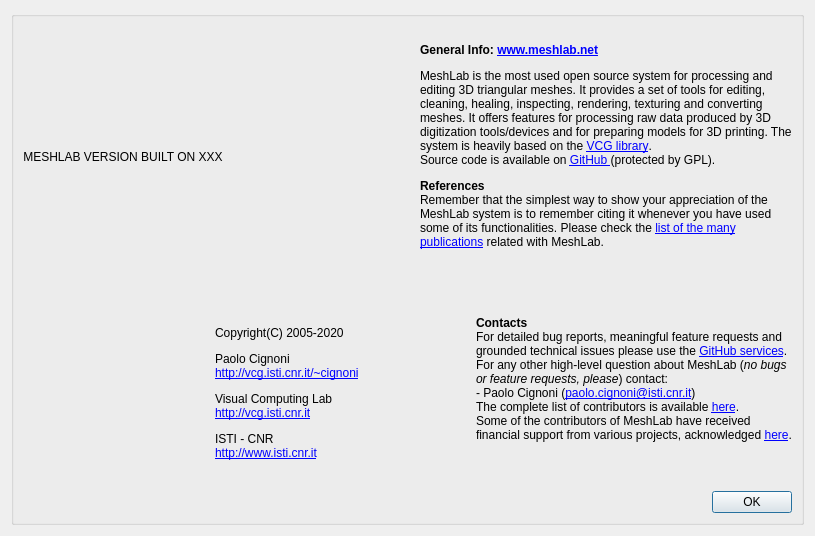
This is src/meshlab/ui/aboutDialog.ui in cnr-isti-vclab/meshlab as Qt 5 draws it before an edit. The edited form follows.
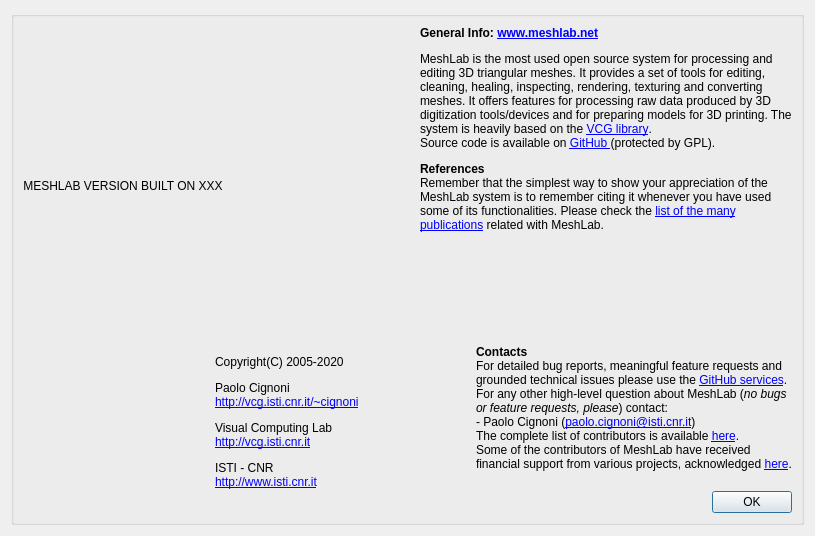
This is the edited form. Icons and pictures are not drawn.

Diff of the .ui file:
```diff
--- a/src/meshlab/ui/aboutDialog.ui
+++ b/src/meshlab/ui/aboutDialog.ui
@@ -110,11 +110,20 @@
             <verstretch>0</verstretch>
            </sizepolicy>
           </property>
+          <property name="minimumSize">
+           <size>
+            <width>0</width>
+            <height>300</height>
+           </size>
+          </property>
           <property name="text">
            <string>&lt;p&gt;&lt;strong&gt;General Info:&amp;nbsp;&lt;a href=&quot;http://www.meshlab.net&quot;&gt;www.meshlab.net&lt;/a&gt;&lt;/strong&gt;&lt;/p&gt;
 &lt;p&gt;MeshLab is the most used open source system for processing and editing 3D triangular meshes. It provides a set of tools for editing, cleaning, healing, inspecting, rendering, texturing and converting meshes. It offers features for processing raw data produced by 3D digitization tools/devices and for preparing models for 3D printing. The system is heavily based on the &lt;a href=&quot;http://www.vcglib.net&quot;&gt;VCG library&lt;/a&gt;. &lt;br /&gt;Source code is available on &lt;a href=&quot;https://github.com/cnr-isti-vclab/meshlab&quot;&gt;GitHub &lt;/a&gt;(protected by GPL).&lt;/p&gt;
 &lt;p&gt;&lt;strong&gt;References&lt;/strong&gt;&lt;br /&gt;Remember that the simplest way to show your appreciation of the MeshLab system is to remember citing it whenever you have used some of its functionalities. Please check the &lt;a href=&quot;http://www.meshlab.net/#references&quot;&gt;list of the many publications&lt;/a&gt; related with MeshLab.&lt;/p&gt;</string>
           </property>
+          <property name="alignment">
+           <set>Qt::AlignLeading|Qt::AlignLeft|Qt::AlignTop</set>
+          </property>
           <property name="wordWrap">
            <bool>true</bool>
           </property>
```
